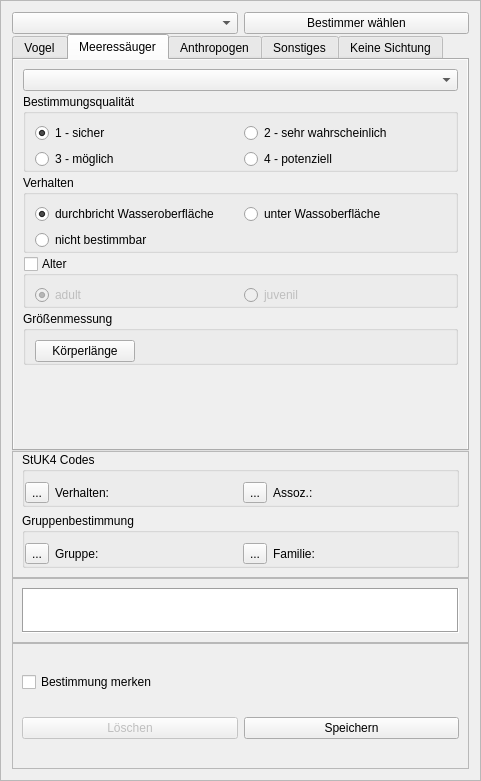
First picture: the form in ui/widget_census.ui, repository ifaoe/2014-10-Bird-View, before the edit.
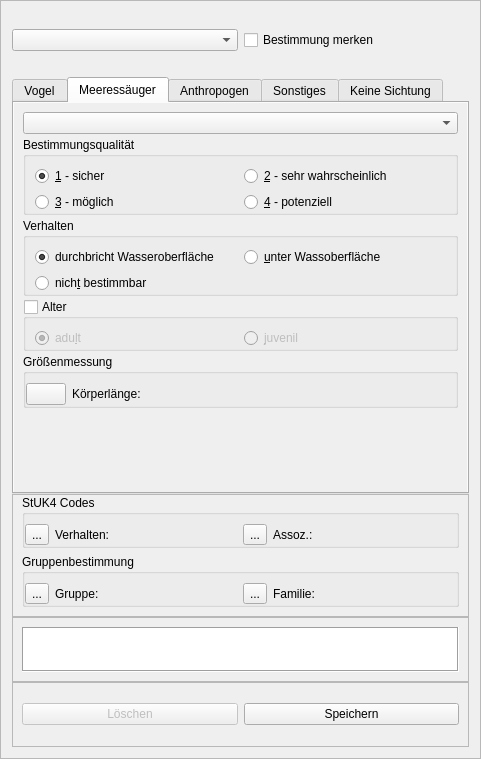
Second picture: the form after the edit. The open tabs and pages were chosen to show the change. Icons and pictures are not drawn.

```diff
--- a/ui/widget_census.ui
+++ b/ui/widget_census.ui
@@ -7,11 +7,11 @@
     <x>0</x>
     <y>0</y>
     <width>481</width>
-    <height>781</height>
+    <height>759</height>
    </rect>
   </property>
   <property name="sizePolicy">
-   <sizepolicy hsizetype="Expanding" vsizetype="Preferred">
+   <sizepolicy hsizetype="MinimumExpanding" vsizetype="Preferred">
     <horstretch>0</horstretch>
     <verstretch>0</verstretch>
    </sizepolicy>
@@ -35,18 +35,14 @@
    <property name="verticalSpacing">
     <number>0</number>
    </property>
-   <item row="0" column="1">
-    <widget class="QPushButton" name="btnUserSelect">
-     <property name="text">
-      <string>Bestimmer wählen</string>
-     </property>
-    </widget>
-   </item>
-   <item row="0" column="0">
-    <widget class="QComboBox" name="cmbUsers"/>
-   </item>
-   <item row="2" column="0" colspan="2">
+   <item row="3" column="0" colspan="2">
     <widget class="QFrame" name="frame_id_selections">
+     <property name="sizePolicy">
+      <sizepolicy hsizetype="MinimumExpanding" vsizetype="Preferred">
+       <horstretch>0</horstretch>
+       <verstretch>0</verstretch>
+      </sizepolicy>
+     </property>
      <property name="frameShape">
       <enum>QFrame::StyledPanel</enum>
      </property>
@@ -240,10 +236,10 @@
      </layout>
     </widget>
    </item>
-   <item row="3" column="0" colspan="2">
+   <item row="4" column="0" colspan="2">
     <widget class="QFrame" name="frame_remarks">
      <property name="sizePolicy">
-      <sizepolicy hsizetype="Preferred" vsizetype="Fixed">
+      <sizepolicy hsizetype="MinimumExpanding" vsizetype="Fixed">
        <horstretch>0</horstretch>
        <verstretch>0</verstretch>
       </sizepolicy>
@@ -304,8 +300,14 @@
      </layout>
     </widget>
    </item>
-   <item row="7" column="0" colspan="2">
+   <item row="8" column="0" colspan="2">
     <widget class="QFrame" name="frame_save">
+     <property name="sizePolicy">
+      <sizepolicy hsizetype="MinimumExpanding" vsizetype="Preferred">
+       <horstretch>0</horstretch>
+       <verstretch>0</verstretch>
+      </sizepolicy>
+     </property>
      <property name="frameShape">
       <enum>QFrame::StyledPanel</enum>
      </property>
@@ -336,17 +338,10 @@
         </property>
        </widget>
       </item>
-      <item row="0" column="0">
-       <widget class="QCheckBox" name="chbSaveCensus">
-        <property name="text">
-         <string>Bestimmung merken</string>
-        </property>
-       </widget>
-      </item>
      </layout>
     </widget>
    </item>
-   <item row="1" column="0" colspan="2">
+   <item row="2" column="0" colspan="2">
     <widget class="QTabWidget" name="wdgTabTypes">
      <property name="sizePolicy">
       <sizepolicy hsizetype="MinimumExpanding" vsizetype="Minimum">
@@ -798,7 +793,7 @@
           <item row="0" column="0">
            <widget class="QRadioButton" name="rbMammalQual1">
             <property name="text">
-             <string comment="1">1 - sicher</string>
+             <string comment="1">&amp;1 - sicher</string>
             </property>
             <property name="checked">
              <bool>true</bool>
@@ -814,7 +809,7 @@
           <item row="1" column="0">
            <widget class="QRadioButton" name="rbMammalQual3">
             <property name="text">
-             <string comment="3">3 - möglich</string>
+             <string comment="3">&amp;3 - möglich</string>
             </property>
             <property name="dbvalue" stdset="0">
              <string>3</string>
@@ -827,7 +822,7 @@
           <item row="1" column="1">
            <widget class="QRadioButton" name="rbMammalQual4">
             <property name="text">
-             <string comment="4">4 - potenziell</string>
+             <string comment="4">&amp;4 - potenziell</string>
             </property>
             <property name="dbvalue" stdset="0">
              <string>4</string>
@@ -840,7 +835,7 @@
           <item row="0" column="1">
            <widget class="QRadioButton" name="rbMammalQual2">
             <property name="text">
-             <string comment="2">2 - sehr wahrscheinlich</string>
+             <string comment="2">&amp;2 - sehr wahrscheinlich</string>
             </property>
             <property name="dbvalue" stdset="0">
              <string>2</string>
@@ -887,7 +882,7 @@
           <item row="0" column="1">
            <widget class="QRadioButton" name="rbMammalBehaveUnder">
             <property name="text">
-             <string comment="UW">unter Wassoberfläche</string>
+             <string comment="UW">&amp;unter Wassoberfläche</string>
             </property>
             <property name="dbvalue" stdset="0">
              <string>UW</string>
@@ -900,7 +895,7 @@
           <item row="1" column="0">
            <widget class="QRadioButton" name="radio_button_not_visible">
             <property name="text">
-             <string>nicht bestimmbar</string>
+             <string>nich&amp;t bestimmbar</string>
             </property>
             <property name="dbvalue" stdset="0">
              <string>NV</string>
@@ -931,7 +926,7 @@
           <item row="0" column="0">
            <widget class="QRadioButton" name="rbMammalAgeAdult">
             <property name="text">
-             <string comment="AD">adult</string>
+             <string comment="AD">adu&amp;lt</string>
             </property>
             <property name="checked">
              <bool>true</bool>
@@ -947,7 +942,7 @@
           <item row="0" column="1">
            <widget class="QRadioButton" name="rbMammalAgeJuv">
             <property name="text">
-             <string comment="JU">juvenil</string>
+             <string comment="JU">&amp;juvenil</string>
             </property>
             <property name="dbvalue" stdset="0">
              <string>JUV</string>
@@ -966,32 +961,68 @@
           <string>Größenmessung</string>
          </property>
          <layout class="QGridLayout" name="gridLayout_18">
+          <property name="leftMargin">
+           <number>0</number>
+          </property>
+          <property name="rightMargin">
+           <number>0</number>
+          </property>
           <property name="bottomMargin">
            <number>0</number>
           </property>
           <item row="0" column="0">
            <widget class="QPushButton" name="btnMammalSizeLength">
+            <property name="sizePolicy">
+             <sizepolicy hsizetype="Fixed" vsizetype="Fixed">
+              <horstretch>0</horstretch>
+              <verstretch>0</verstretch>
+             </sizepolicy>
+            </property>
             <property name="maximumSize">
              <size>
-              <width>100</width>
+              <width>16777215</width>
               <height>16777215</height>
              </size>
             </property>
             <property name="text">
-             <string>Körperlänge</string>
+             <string/>
+            </property>
+            <property name="icon">
+             <iconset theme="applications-engineering">
+              <normaloff/>
+             </iconset>
             </property>
             <property name="msmId" stdset="0">
              <string>mammal_length</string>
             </property>
            </widget>
           </item>
-          <item row="0" column="1">
+          <item row="0" column="2">
            <widget class="QLabel" name="lblMammalSizeLength">
+            <property name="sizePolicy">
+             <sizepolicy hsizetype="Preferred" vsizetype="Preferred">
+              <horstretch>2</horstretch>
+              <verstretch>0</verstretch>
+             </sizepolicy>
+            </property>
             <property name="text">
              <string/>
             </property>
            </widget>
           </item>
+          <item row="0" column="1">
+           <widget class="QLabel" name="label_3">
+            <property name="sizePolicy">
+             <sizepolicy hsizetype="Preferred" vsizetype="Preferred">
+              <horstretch>1</horstretch>
+              <verstretch>0</verstretch>
+             </sizepolicy>
+            </property>
+            <property name="text">
+             <string>Körperlänge:</string>
+            </property>
+           </widget>
+          </item>
          </layout>
         </widget>
        </item>
@@ -1321,6 +1352,53 @@
      </widget>
     </widget>
    </item>
+   <item row="1" column="0" colspan="2">
+    <widget class="QFrame" name="frame">
+     <property name="frameShape">
+      <enum>QFrame::NoFrame</enum>
+     </property>
+     <property name="frameShadow">
+      <enum>QFrame::Raised</enum>
+     </property>
+     <layout class="QHBoxLayout" name="horizontalLayout_3">
+      <property name="leftMargin">
+       <number>0</number>
+      </property>
+      <property name="topMargin">
+       <number>0</number>
+      </property>
+      <property name="rightMargin">
+       <number>0</number>
+      </property>
+      <item>
+       <widget class="QComboBox" name="cmbUsers">
+        <property name="sizePolicy">
+         <sizepolicy hsizetype="Preferred" vsizetype="Fixed">
+          <horstretch>1</horstretch>
+          <verstretch>0</verstretch>
+         </sizepolicy>
+        </property>
+        <property name="focusPolicy">
+         <enum>Qt::ClickFocus</enum>
+        </property>
+       </widget>
+      </item>
+      <item>
+       <widget class="QCheckBox" name="chbSaveCensus">
+        <property name="sizePolicy">
+         <sizepolicy hsizetype="Minimum" vsizetype="Fixed">
+          <horstretch>1</horstretch>
+          <verstretch>0</verstretch>
+         </sizepolicy>
+        </property>
+        <property name="text">
+         <string>Bestimmung merken</string>
+        </property>
+       </widget>
+      </item>
+     </layout>
+    </widget>
+   </item>
   </layout>
  </widget>
  <resources/>
```
Left out of the diff: 104 changed lines with no effect on the pictures.
